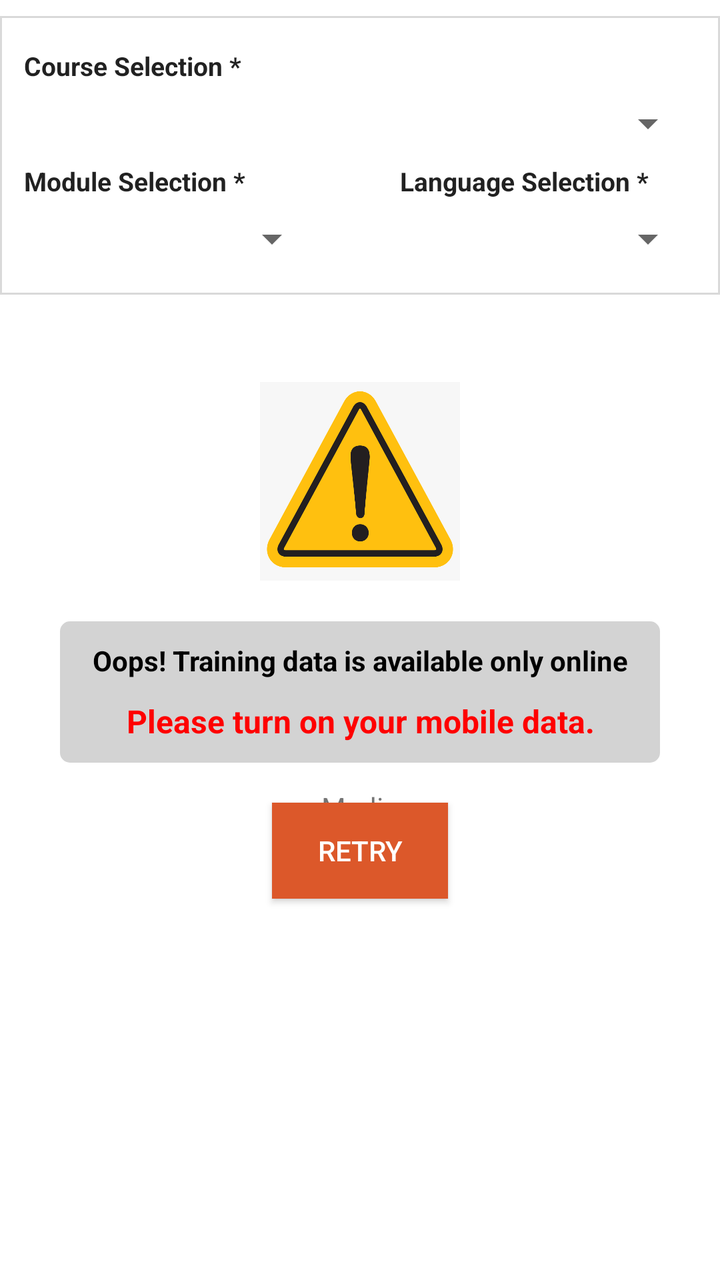
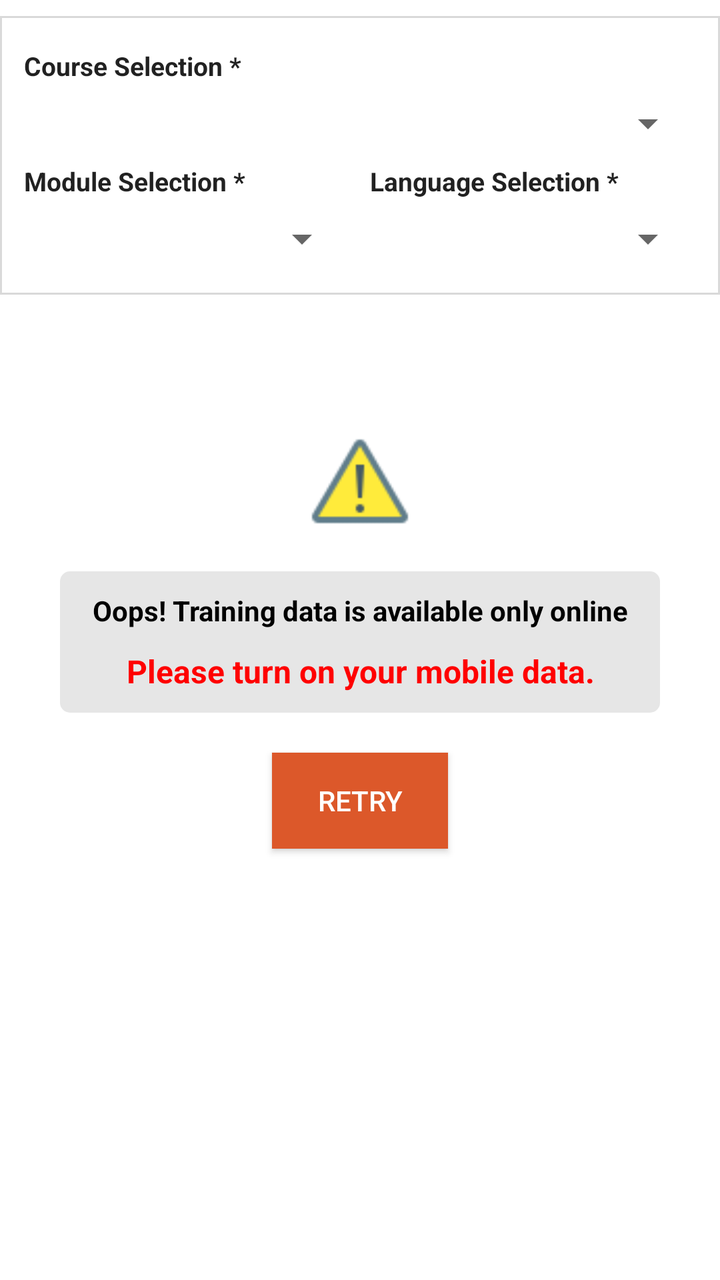

An Android layout rendered at two revisions. The XML below is the earlier revision; the diff shows what the commit changed to produce the second picture.
<!-- AndroidManifest.xml: application theme AppCompactTheme -->
<!-- res/layout/activity_managing_training.xml -->
<?xml version="1.0" encoding="utf-8"?>
<RelativeLayout xmlns:android="http://schemas.android.com/apk/res/android"
    xmlns:tools="http://schemas.android.com/tools"
    android:layout_width="match_parent"
    android:layout_height="match_parent"
    xmlns:app="http://schemas.android.com/apk/res-auto"
    tools:context=".ManagingTrainingActivity"
    android:id="@+id/parent_layout"
    android:background="@color/white"
    >
    <RelativeLayout
        android:layout_width="match_parent"
        android:layout_height="match_parent"
        android:id="@+id/home_layout">
        <LinearLayout
            android:id="@+id/topLinearLayout"
            android:layout_width="match_parent"
            android:layout_height="wrap_content"
            android:paddingLeft="@dimen/ofis_large_pad"
            android:paddingRight="@dimen/ofis_large_pad"
            android:paddingBottom="@dimen/activity_vertical_margin"
            android:paddingTop="@dimen/activity_vertical_margin"
            android:background="@drawable/border_white_background"
            android:layout_marginTop="@dimen/ofis_med_pad"
            android:orientation="vertical">

            <TextView
                android:layout_width="wrap_content"
                android:layout_height="wrap_content"
                android:textColor="@color/ofis_text_field"
                android:textSize="@dimen/ofis_small_text"
                android:text="Course Selection *"
                android:textStyle="bold"
                android:layout_marginBottom="@dimen/ofis_med_pad"/>

            <LinearLayout
                android:orientation="horizontal"
                android:layout_width="match_parent"
                android:layout_height="wrap_content"
                android:layout_marginBottom="@dimen/ofis_med_pad">

                <Spinner
                    android:layout_width="0dp"
                    android:layout_height="wrap_content"
                    android:id="@+id/spinner_course"
                    android:layout_weight="1"
                    android:hint="Select Course"
                    android:nextFocusDown="@+id/spinner_module"
                    />


            </LinearLayout>

            <LinearLayout
                android:orientation="horizontal"
                android:layout_width="match_parent"
                android:layout_height="wrap_content"
                android:weightSum="2"
                >
                <LinearLayout
                    android:layout_width="0dp"
                    android:layout_height="wrap_content"
                    android:orientation="vertical"
                    android:layout_weight="1">
                    <TextView
                        android:layout_width="wrap_content"
                        android:layout_height="wrap_content"
                        android:textColor="@color/ofis_text_field"
                        android:textSize="@dimen/ofis_small_text"
                        android:text="Module Selection *"
                        android:textStyle="bold"
                        android:layout_marginBottom="@dimen/ofis_med_pad"/>

                    <Spinner
                        android:layout_width="match_parent"
                        android:layout_height="wrap_content"
                        android:id="@+id/spinner_module"
                        android:layout_weight="1"
                        android:nextFocusDown="@+id/spinner_language"/>
                </LinearLayout>

                <ImageView
                    android:id="@+id/haDistrict"
                    android:layout_width="wrap_content"
                    android:layout_height="wrap_content"
                    android:layout_margin="20dp"
                    android:contentDescription="@string/ofis_cd_hierarchy_arrow"
                    android:scaleType="center"
                    app:srcCompat="@drawable/ic_spinner_hierarchy_arrow" />
                <LinearLayout
                    android:layout_width="0dp"
                    android:layout_height="wrap_content"
                    android:orientation="vertical"
                    android:layout_weight="1">
                    <TextView
                        android:layout_width="wrap_content"
                        android:layout_height="wrap_content"
                        android:textColor="@color/ofis_text_field"
                        android:textSize="@dimen/ofis_small_text"
                        android:text="Language Selection *"
                        android:textStyle="bold"
                        android:layout_marginBottom="@dimen/ofis_med_pad"/>
                    <Spinner
                        android:layout_width="match_parent"
                        android:layout_height="wrap_content"
                        android:id="@+id/spinner_language"
                        android:layout_weight="1" />
                </LinearLayout>

            </LinearLayout>

        </LinearLayout>
        
        <HorizontalScrollView
            android:layout_width="match_parent"
            android:layout_height="wrap_content"
            android:id="@+id/scrollView"
            android:layout_below="@+id/topLinearLayout">
            <LinearLayout
                android:id="@+id/TabviewLayout"
                android:layout_width="match_parent"
                android:layout_height="wrap_content"
                android:layout_below="@+id/scrollView"
                android:layout_margin="10dp"
                android:orientation="horizontal"
                >

            </LinearLayout>
        </HorizontalScrollView >
        

        <RelativeLayout
            android:id="@+id/ListRelativeLayout"
            android:layout_width="match_parent"
            android:layout_height="match_parent"
            android:layout_below="@+id/scrollView"
            >
            <androidx.recyclerview.widget.RecyclerView
                android:id="@+id/recycler_view"
                android:layout_width="match_parent"
                android:layout_height="match_parent" />
            <TextView
                android:layout_width="match_parent"
                android:layout_height="match_parent"
                android:id="@+id/media_text"
                android:text="Media"
                android:gravity="center"/>

        </RelativeLayout>
    </RelativeLayout>
    <RelativeLayout
        android:layout_width="match_parent"
        android:layout_height="match_parent"
        android:id="@+id/check_network">

        <LinearLayout
            android:id="@+id/network_linear_layout"
            android:layout_width="match_parent"
            android:layout_height="match_parent"
            android:layout_marginStart="@dimen/margin_10"
            android:layout_marginTop="@dimen/margin_10"
            android:layout_marginEnd="@dimen/margin_10"
            android:layout_marginBottom="@dimen/margin_10"
            android:gravity="center"
            android:orientation="vertical">

            <ImageView
                android:id="@+id/caution_img"
                android:layout_width="100dp"
                android:layout_height="100dp"
                android:src="@drawable/caution" />

            <LinearLayout
                android:id="@+id/text_layout"
                android:layout_width="match_parent"
                android:layout_height="wrap_content"
                android:layout_margin="20dp"
                android:background="@drawable/network_background"
                android:orientation="vertical">

                <TextView
                    android:id="@+id/text_caution1"
                    android:layout_width="match_parent"
                    android:layout_height="wrap_content"
                    android:gravity="center"
                    android:padding="10dp"
                    android:text="Oops! Training data is available only online"
                    android:textAlignment="center"
                    android:textColor="@color/black"
                    android:textSize="14sp"
                    android:textStyle="bold" />

                <TextView
                    android:id="@+id/text_caution2"
                    android:layout_width="match_parent"
                    android:layout_height="wrap_content"
                    android:gravity="center"
                    android:paddingBottom="10dp"
                    android:text="Please turn on your mobile data."
                    android:textAlignment="center"
                    android:textColor="#FF0000"
                    android:textSize="16sp"
                    android:textStyle="bold" />


            </LinearLayout>

            <Button
                android:id="@+id/retry_btn"
                android:layout_width="wrap_content"
                android:layout_height="wrap_content"
                android:background="@color/ofis_action_button_background"
                android:text="Retry"
                android:textColor="@color/white" />

        </LinearLayout>
    </RelativeLayout>
</RelativeLayout>
<!-- resources referenced by this layout -->
<resources>
  <color name="black">#000000</color>
  <color name="ofis_action_button_background">#dc582a</color>
  <color name="ofis_text_field">#DE000000</color>
  <color name="white">#FFFFFF</color>
  <dimen name="activity_vertical_margin">16dp</dimen>
  <dimen name="margin_10">10dp</dimen>
  <dimen name="ofis_large_pad">12dp</dimen>
  <dimen name="ofis_med_pad">8dp</dimen>
  <dimen name="ofis_small_text">13sp</dimen>
  <!-- drawable border_white_background (drawable) -->
  <?xml version="1.0" encoding="utf-8"?>
  <shape xmlns:android="http://schemas.android.com/apk/res/android" android:shape="rectangle">
      <solid android:color="@color/ofis_base_font_white" />
      <stroke
          android:width="1dip"
          android:color="@color/ofis_input_field_separator" />
  </shape>
  <!-- drawable caution: png bitmap (drawable, 38967 bytes) -->
  <!-- drawable ic_spinner_hierarchy_arrow: png bitmap (drawable-hdpi, 1190 bytes) -->
  <!-- drawable network_background (drawable) -->
  <?xml version="1.0" encoding="utf-8"?>
  <shape xmlns:android="http://schemas.android.com/apk/res/android">
      <solid android:color="#D3D3D3"/>
      <stroke android:color="@color/black" />
      <corners android:radius="5dp"/>
  </shape>
  <string name="ofis_cd_hierarchy_arrow">Arrow pointing right</string>
  <style name="AppCompactTheme" parent="Theme.AppCompat.Light">
          
          <item name="spinnerStyle">@android:style/Widget.Holo.Light.Spinner</item>
          <item name="android:spinnerItemStyle">@style/SpinnerItem</item>
          <item name="spinnerDropDownItemStyle">@style/SpinnerItem.DropDownItem</item>
          <item name="dropDownListViewStyle">@style/StandardSpinner</item>
  
          <item name="actionBarStyle">@style/AppTheme.ActionBarStyle</item>
          <item name="android:splitMotionEvents">false</item>
          <item name="android:windowEnableSplitTouch">false</item>
  
      </style>
  <color name="ofis_base_font_white">#ffffff</color>
  <color name="ofis_input_field_separator">#26000000</color>
  <style name="SpinnerItem" parent="Widget.AppCompat.TextView.SpinnerItem">
          <item name="android:textColor">@color/ofis_base_font_white</item>
          <item name="android:textSize">@dimen/ofis_spinner_text</item>
      </style>
  <style name="SpinnerItem.DropDownItem" parent="Widget.AppCompat.Light.DropDownItem.Spinner">
          <item name="android:textColor">@color/ofis_text_field</item>
          <item name="background">@color/ofis_spinner_item_background</item>
      </style>
  <style name="StandardSpinner" parent="Widget.AppCompat.ListView.DropDown">
          <item name="android:dividerHeight">@dimen/ofis_spinner_itemseparator</item>
          <item name="divider">@color/ofis_spinner_divider</item>
      </style>
  <style name="AppTheme.ActionBarStyle" parent="Theme.AppCompat.Light">
          <item name="titleTextStyle">@style/AppTheme.ActionBar.TitleTextStyle</item>
      </style>
  <dimen name="ofis_spinner_text">14sp</dimen>
  <color name="ofis_spinner_item_background">@color/ofis_actionbar_background</color>
  <dimen name="ofis_spinner_itemseparator">1dp</dimen>
  <color name="ofis_spinner_divider">#ff333333</color>
  <style name="AppTheme.ActionBar.TitleTextStyle" parent="android:TextAppearance">
          <item name="android:textSize">@dimen/ofis_large_text</item>
          <item name="android:textStyle">bold</item>
      </style>
  <color name="ofis_actionbar_background">#dddddd</color>
  <dimen name="ofis_large_text">17sp</dimen>
</resources>

<!-- the commit's change to res/layout/activity_managing_training.xml (unified diff, before → after) -->
@@ -29,7 +29,7 @@
                 android:layout_height="wrap_content"
                 android:textColor="@color/ofis_text_field"
                 android:textSize="@dimen/ofis_small_text"
-                android:text="Course Selection *"
+                android:text="@string/course_selection"
                 android:textStyle="bold"
                 android:layout_marginBottom="@dimen/ofis_med_pad"/>
 
@@ -61,13 +61,14 @@
                     android:layout_width="0dp"
                     android:layout_height="wrap_content"
                     android:orientation="vertical"
-                    android:layout_weight="1">
+                    android:layout_weight="1"
+                    android:layout_marginRight="@dimen/margin_10">
                     <TextView
                         android:layout_width="wrap_content"
                         android:layout_height="wrap_content"
                         android:textColor="@color/ofis_text_field"
                         android:textSize="@dimen/ofis_small_text"
-                        android:text="Module Selection *"
+                        android:text="@string/module_selection"
                         android:textStyle="bold"
                         android:layout_marginBottom="@dimen/ofis_med_pad"/>
 
@@ -76,17 +77,11 @@
                         android:layout_height="wrap_content"
                         android:id="@+id/spinner_module"
                         android:layout_weight="1"
-                        android:nextFocusDown="@+id/spinner_language"/>
+                        android:nextFocusDown="@+id/spinner_language"
+                        android:paddingRight="20dp"
+                       />
                 </LinearLayout>
 
-                <ImageView
-                    android:id="@+id/haDistrict"
-                    android:layout_width="wrap_content"
-                    android:layout_height="wrap_content"
-                    android:layout_margin="20dp"
-                    android:contentDescription="@string/ofis_cd_hierarchy_arrow"
-                    android:scaleType="center"
-                    app:srcCompat="@drawable/ic_spinner_hierarchy_arrow" />
                 <LinearLayout
                     android:layout_width="0dp"
                     android:layout_height="wrap_content"
@@ -97,7 +92,7 @@
                         android:layout_height="wrap_content"
                         android:textColor="@color/ofis_text_field"
                         android:textSize="@dimen/ofis_small_text"
-                        android:text="Language Selection *"
+                        android:text="@string/language_selection"
                         android:textStyle="bold"
                         android:layout_marginBottom="@dimen/ofis_med_pad"/>
                     <Spinner
@@ -143,7 +138,7 @@
                 android:layout_width="match_parent"
                 android:layout_height="match_parent"
                 android:id="@+id/media_text"
-                android:text="Media"
+                android:text="@string/media"
                 android:gravity="center"/>
 
         </RelativeLayout>
@@ -166,9 +161,9 @@
 
             <ImageView
                 android:id="@+id/caution_img"
-                android:layout_width="100dp"
-                android:layout_height="100dp"
-                android:src="@drawable/caution" />
+                android:layout_width="50dp"
+                android:layout_height="50dp"
+                android:src="@drawable/ic_warning" />
 
             <LinearLayout
                 android:id="@+id/text_layout"
@@ -184,7 +179,7 @@
                     android:layout_height="wrap_content"
                     android:gravity="center"
                     android:padding="10dp"
-                    android:text="Oops! Training data is available only online"
+                    android:text="@string/Alert_text_line1"
                     android:textAlignment="center"
                     android:textColor="@color/black"
                     android:textSize="14sp"
@@ -196,7 +191,7 @@
                     android:layout_height="wrap_content"
                     android:gravity="center"
                     android:paddingBottom="10dp"
-                    android:text="Please turn on your mobile data."
+                    android:text="@string/Alert_text_line2"
                     android:textAlignment="center"
                     android:textColor="#FF0000"
                     android:textSize="16sp"
@@ -210,7 +205,7 @@
                 android:layout_width="wrap_content"
                 android:layout_height="wrap_content"
                 android:background="@color/ofis_action_button_background"
-                android:text="Retry"
+                android:text="@string/retry_btn_text"
                 android:textColor="@color/white" />
 
         </LinearLayout>
<!-- resource entries referenced after the edit -->
@@ -17,16 +17,21 @@
           android:width="1dip"
           android:color="@color/ofis_input_field_separator" />
   </shape>
-  <!-- drawable caution: png bitmap (drawable, 38967 bytes) -->
-  <!-- drawable ic_spinner_hierarchy_arrow: png bitmap (drawable-hdpi, 1190 bytes) -->
+  <!-- drawable ic_warning: png bitmap (drawable, 1365 bytes) -->
   <!-- drawable network_background (drawable) -->
   <?xml version="1.0" encoding="utf-8"?>
   <shape xmlns:android="http://schemas.android.com/apk/res/android">
-      <solid android:color="#D3D3D3"/>
+      <solid android:color="#e6e6e6"/>
       <stroke android:color="@color/black" />
       <corners android:radius="5dp"/>
   </shape>
-  <string name="ofis_cd_hierarchy_arrow">Arrow pointing right</string>
+  <string name="Alert_text_line1">Oops! Training data is available only online</string>
+  <string name="Alert_text_line2">Please turn on your mobile data.</string>
+  <string name="course_selection">Course Selection *</string>
+  <string name="language_selection">Language Selection *</string>
+  <string name="media">Media</string>
+  <string name="module_selection">Module Selection *</string>
+  <string name="retry_btn_text">Retry</string>
   <style name="AppCompactTheme" parent="Theme.AppCompat.Light">
           
           <item name="spinnerStyle">@android:style/Widget.Holo.Light.Spinner</item>
